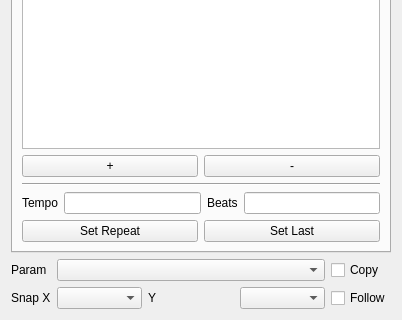
This is src/editor/sidemenu/SideMenu.ui in yuxshao/ptcollab as Qt 5 draws it before an edit; both pictures show x 0 to 402 and y 315 to 635 of the 402 by 635 pixel window. The edited form follows.
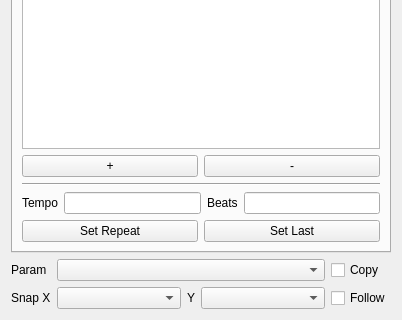
This is the edited form. Icons and pictures are not drawn.

Commit message: size policy of some labels in the side menu, size_t instead of qint32

The edit to the form file:
```diff
--- a/src/editor/sidemenu/SideMenu.ui
+++ b/src/editor/sidemenu/SideMenu.ui
@@ -342,6 +342,12 @@
       <layout class="QHBoxLayout" name="horizontalLayout_11">
        <item>
         <widget class="QComboBox" name="quantX">
+         <property name="sizePolicy">
+          <sizepolicy hsizetype="Preferred" vsizetype="Fixed">
+           <horstretch>0</horstretch>
+           <verstretch>0</verstretch>
+          </sizepolicy>
+         </property>
          <property name="focusPolicy">
           <enum>Qt::NoFocus</enum>
          </property>
@@ -349,6 +355,12 @@
        </item>
        <item>
         <widget class="QLabel" name="label_3">
+         <property name="sizePolicy">
+          <sizepolicy hsizetype="Fixed" vsizetype="Preferred">
+           <horstretch>0</horstretch>
+           <verstretch>0</verstretch>
+          </sizepolicy>
+         </property>
          <property name="text">
           <string>Y</string>
          </property>
@@ -356,6 +368,12 @@
        </item>
        <item>
         <widget class="QComboBox" name="quantY">
+         <property name="sizePolicy">
+          <sizepolicy hsizetype="Preferred" vsizetype="Fixed">
+           <horstretch>0</horstretch>
+           <verstretch>0</verstretch>
+          </sizepolicy>
+         </property>
          <property name="focusPolicy">
           <enum>Qt::NoFocus</enum>
          </property>
```
The commit also changes 1 other file.
